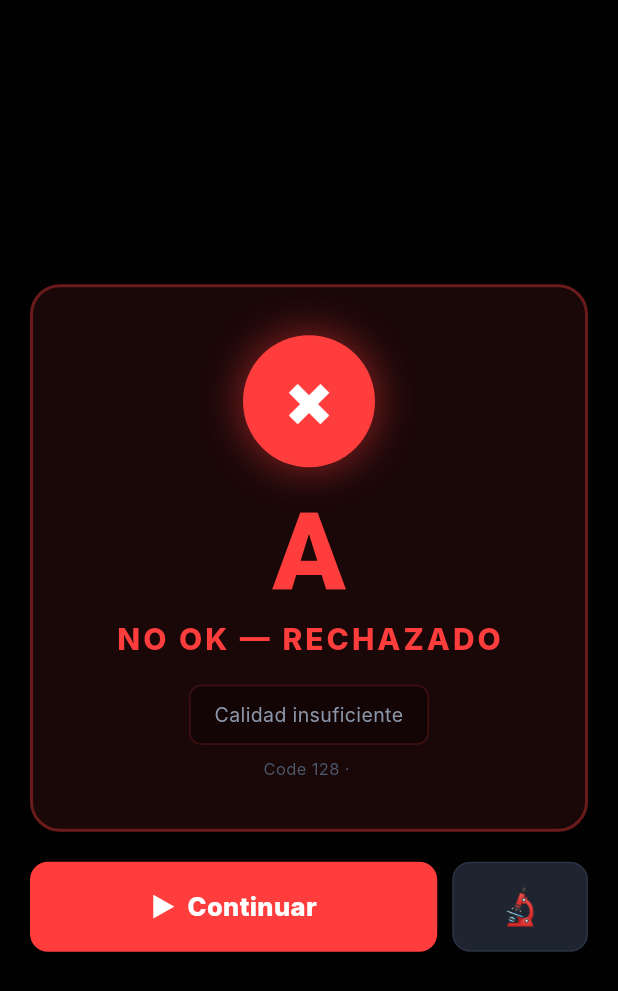
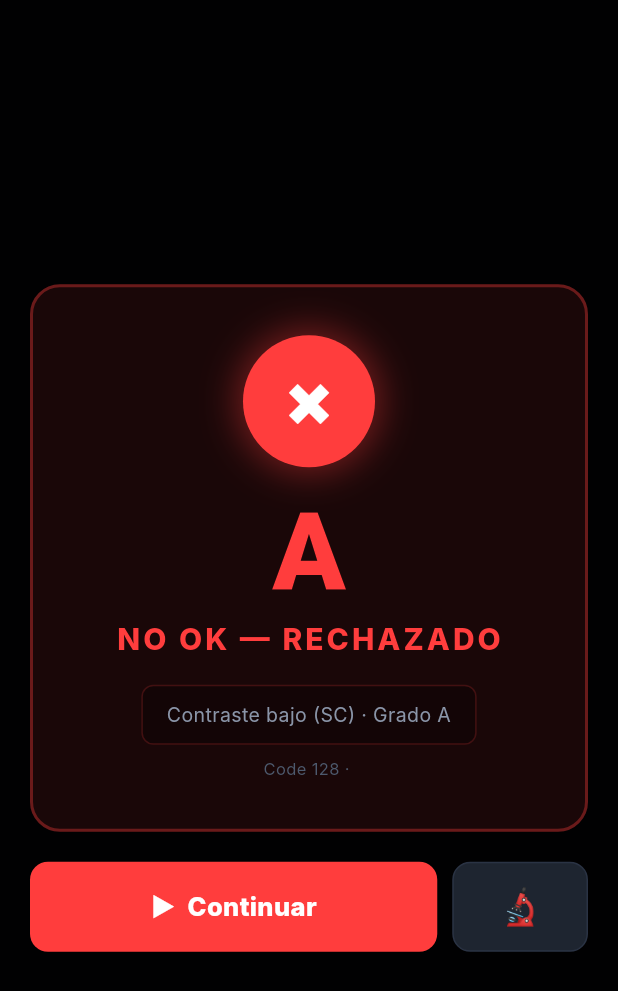
Before and after one commit to sebastianproyect/IDT-LabelQC, a Flutter app: the _ResultOverlay widget shown alone on an empty page, opened directly with empty values, on a phone screen of 412 x 824 dp. Shown: the top 991 px of the screen. Run offline on Flutter 3.47's test engine with Material 3 defaults, Android fonts, the phone set to English and light mode, and no system bars; our stand-ins replace equatable, fl_chart, get_it, go_router, pdf, printing and 2 more; missing offline and left inert: mobile_scanner; accounts and stored records are empty; Roboto replaces fonts that are missing (Inter, JetBrainsMono).

Commit message:
fix(produccion): filtro inteligente deteccion + piso condicional + causa rechazo visible
Co-Authored-By: Claude Sonnet 4.6 <noreply@anthropic.com>

```diff
--- a/labelqc_pro/lib/presentation/screens/production/production_scan_screen.dart
+++ b/labelqc_pro/lib/presentation/screens/production/production_scan_screen.dart
@@ -64,10 +64,35 @@ class _ProductionScanScreenState extends State<ProductionScanScreen>
     super.dispose();
   }
 
+  // Rejects detections that are too small or outside the scan zone.
+  // Prevents triggering on background barcodes, logos, or shelf labels nearby.
+  bool _isValidDetection(BarcodeCapture capture, Barcode barcode) {
+    final bb = _cornersToRect(barcode.corners);
+    if (bb == null) return true;
+
+    final frameW = capture.size.width;
+    final frameH = capture.size.height;
+    if (frameW <= 0 || frameH <= 0) return true;
+
+    // Barcode must occupy at least 20% of frame width.
+    // Background barcodes or accidental reads are typically much smaller.
+    if (bb.width < frameW * 0.20) return false;
+
+    // Barcode center must be within the central 60% of frame height.
+    // This matches the visual scan zone (30% height centered at 50%).
+    final centerY = bb.center.dy;
+    if (centerY < frameH * 0.20 || centerY > frameH * 0.80) return false;
+
+    return true;
+  }
+
   void _onDetect(BarcodeCapture capture) async {
     if (_isAnalyzing || _showResult) return;
     final barcode = capture.barcodes.firstOrNull;
     if (barcode == null || barcode.rawValue == null) return;
+
+    // Smart filter: skip barcodes too small or outside the scan zone
+    if (!_isValidDetection(capture, barcode)) return;
 
     setState(() => _isAnalyzing = true);
 
@@ -86,12 +111,12 @@ class _ProductionScanScreenState extends State<ProductionScanScreen>
           ? _analyzer2D.analyze(input)
           : _analyzer1D.analyze(input);
 
-      // Safety floor: a decoded barcode is at minimum Grade C.
-      // Phone cameras cannot give ISO-calibrated photometric measurements;
-      // decodability (the primary ISO parameter) is the reliable signal.
-      // If analysis gives F for a decoded code, it's a camera artifact, not a real defect.
+      // Safety floor only when the camera gave NO image bytes.
+      // With image bytes (NV21), the photometric analysis is real — trust it.
+      // Without image bytes we have no signal besides decodability, so a
+      // decoded code is conservatively floored at Grade C.
       final rawGrade = params.overallGrade;
-      final effectiveGrade = rawGrade.numeric < ISOGrade.C.numeric
+      final effectiveGrade = (input.imageBytes == null && rawGrade.numeric < ISOGrade.C.numeric)
           ? ISOGrade.C
           : rawGrade;
 
@@ -183,14 +208,13 @@ class _ProductionScanScreenState extends State<ProductionScanScreen>
       backgroundColor: Colors.black,
       body: Stack(
         children: [
-          // Camera
           MobileScanner(
             controller: _scanner,
             onDetect: _onDetect,
             overlayBuilder: (context, constraints) => const SizedBox.shrink(),
           ),
 
-          // Scan zone — limited central band (30% height) for better detection
+          // Scan zone — central 30% of height
           if (!_showResult)
             Positioned.fill(
               child: LayoutBuilder(builder: (_, constraints) {
@@ -278,7 +302,7 @@ class _ProductionScanScreenState extends State<ProductionScanScreen>
               ),
             ),
 
-          // Hint text
+          // Hint
           if (!_showResult && !_isAnalyzing)
             Positioned(
               bottom: 60,
@@ -344,6 +368,36 @@ class _ResultOverlay extends StatelessWidget {
     required this.onDetail,
   });
 
+  String get _mainReason {
+    if (isOk) {
+      return verification.recommendations.isNotEmpty
+          ? verification.recommendations.first.title
+          : '${verification.overallGrade.label} · ${verification.symbology.displayName}';
+    }
+    // Find the worst parameter and report it as the root cause of rejection
+    final params = verification.parameters;
+    final sorted = params.allValues.toList()
+      ..sort((a, b) => a.grade.numeric.compareTo(b.grade.numeric));
+    final worst = sorted.first;
+    return '${_paramLabel(params, worst)} · Grado ${worst.grade.letter}';
+  }
+
+  String _paramLabel(ISOParameters p, GradeValue v) {
+    if (identical(v, p.symbolContrast)) return 'Contraste bajo (SC)';
+    if (identical(v, p.modulation)) return 'Modulación insuficiente (MOD)';
+    if (identical(v, p.defects)) return 'Defectos de impresión (DEF)';
+    if (identical(v, p.decodability)) return 'No decodificable';
+    if (p.minimumReflectance != null && identical(v, p.minimumReflectance)) return 'Reflectancia mínima (MR)';
+    if (p.edgeContrast != null && identical(v, p.edgeContrast)) return 'Contraste de borde (EC)';
+    if (p.quietZones != null && identical(v, p.quietZones)) return 'Zonas silenciosas insuficientes';
+    if (p.fixedPatternDamage != null && identical(v, p.fixedPatternDamage)) return 'Daño en patrón fijo';
+    if (p.gridNonuniformity != null && identical(v, p.gridNonuniformity)) return 'No-uniformidad de rejilla';
+    if (p.axialNonuniformity != null && identical(v, p.axialNonuniformity)) return 'No-uniformidad axial';
+    if (p.unusedErrorCorrection != null && identical(v, p.unusedErrorCorrection)) return 'Corrección de error baja';
+    if (p.printGrowth != null && identical(v, p.printGrowth)) return 'Crecimiento de impresión';
+    return 'Calidad insuficiente';
+  }
+
   @override
   Widget build(BuildContext context) {
     final ok = isOk;
@@ -351,10 +405,6 @@ class _ResultOverlay extends StatelessWidget {
     final color = ok ? AppColors.ok : AppColors.nok;
     final bg = ok ? AppColors.okBg : AppColors.nokBg;
     final borderColor = color.withOpacity(0.35);
-
-    final mainReason = verification.recommendations.isNotEmpty
-        ? verification.recommendations.first.title
-        : (ok ? '${grade.label} · ${verification.symbology.displayName}' : 'Calidad insuficiente');
 
     return Container(
       color: Colors.black87,
@@ -364,7 +414,6 @@ class _ResultOverlay extends StatelessWidget {
           child: Column(
             mainAxisAlignment: MainAxisAlignment.center,
             children: [
-              // Result card
               Container(
                 width: double.infinity,
                 padding: const EdgeInsets.all(32),
@@ -417,7 +466,7 @@ class _ResultOverlay extends StatelessWidget {
                         border: Border.all(color: color.withOpacity(0.2)),
                       ),
                       child: Text(
-                        mainReason,
+                        _mainReason,
                         textAlign: TextAlign.center,
                         style: const TextStyle(
                           fontSize: 13, color: AppColors.textSecondary, height: 1.4,
@@ -435,7 +484,6 @@ class _ResultOverlay extends StatelessWidget {
 
               const SizedBox(height: 20),
 
-              // Action buttons
               Row(
                 children: [
                   Expanded(
```
